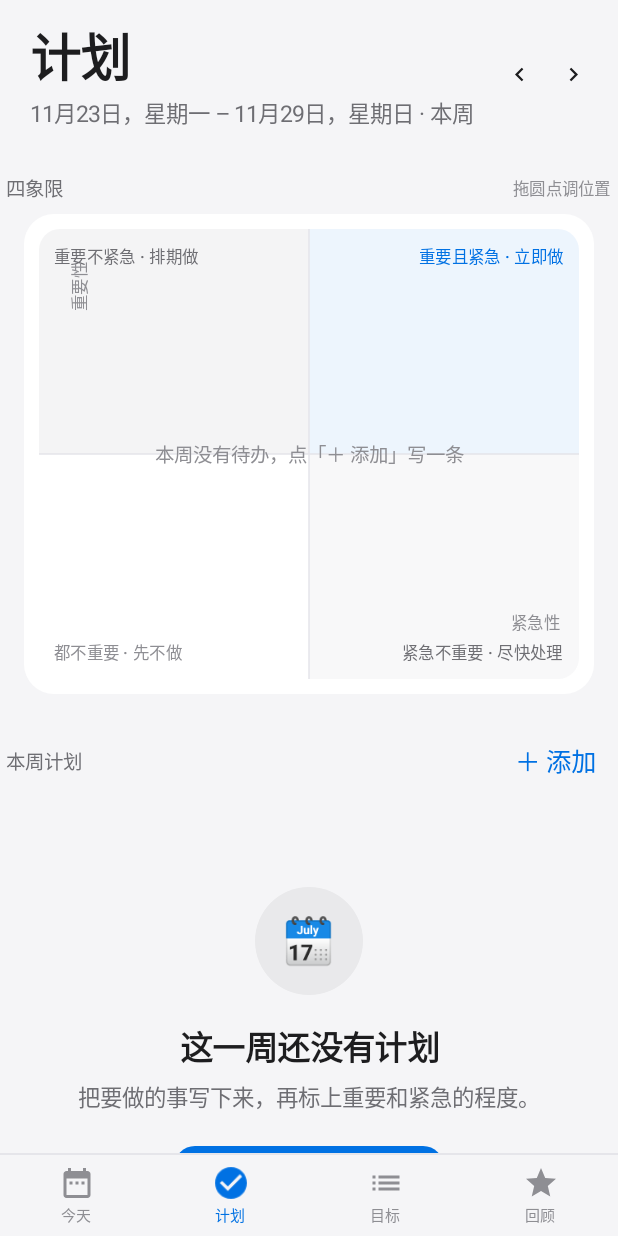
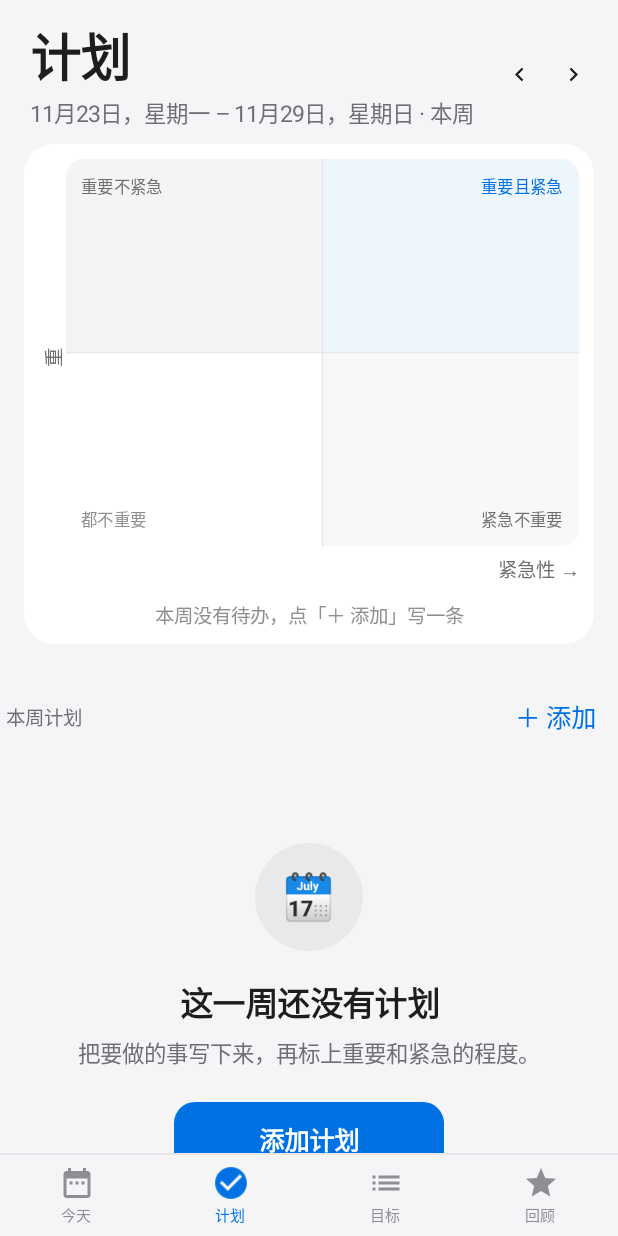
Before and after one commit to zykkkl/youjin, an Android app built with Jetpack Compose: the screen it shows after launch (MainActivity), item 2 of the bottom bar chosen, on a phone screen of 412 x 824 dp. Run offline under Robolectric (Android 15) with nearby library versions, the phone set to English and light mode, and no system bars; our stand-ins replace Room's generated code; 1 statement that could not run was skipped.

Commit message:
计划页坐标图排版修正（v0.4.1）
- 纵轴「重要性」移到坐标区左侧，横轴「紧急性」移到坐标区下方，加大字号与对比，不再与象限名称挤在一起
- 象限标注简化为「重要且紧急 / 重要不紧急 / 紧急不重要 / 都不重要」
- 去掉多余的「四象限」小节标题（拖动提示合并到坐标图下方）
- 空态提示「本周没有待办…」从坐标区内部移到坐标图下方

```diff
--- a/app/build.gradle.kts
+++ b/app/build.gradle.kts
@@ -32,8 +32,8 @@ android {
         applicationId = "com.youjin.app"
         minSdk = 26
         targetSdk = 35
-        versionCode = 11
-        versionName = "0.4.0"
+        versionCode = 12
+        versionName = "0.4.1"
     }
 
     signingConfigs {
--- a/app/src/main/java/com/youjin/app/ui/plans/PlanScreen.kt
+++ b/app/src/main/java/com/youjin/app/ui/plans/PlanScreen.kt
@@ -45,6 +45,7 @@ import androidx.compose.ui.graphics.StrokeCap
 import androidx.compose.ui.graphics.drawscope.Stroke
 import androidx.compose.ui.input.pointer.pointerInput
 import androidx.compose.ui.platform.LocalDensity
+import androidx.compose.ui.text.style.TextAlign
 import androidx.compose.ui.text.style.TextDecoration
 import androidx.compose.ui.unit.IntOffset
 import androidx.compose.ui.unit.dp
@@ -128,19 +129,8 @@ fun PlanScreen(vm: PlanViewModel) {
             }
         }
 
-        AppleSectionHeader(
-            text = "四象限",
-            trailing = {
-                Text(
-                    text = "拖圆点调位置",
-                    style = MaterialTheme.typography.labelSmall,
-                    color = p.tertiaryLabel,
-                )
-            },
-        )
-
         AppleCard(
-            modifier = Modifier.padding(horizontal = 16.dp),
+            modifier = Modifier.padding(horizontal = 16.dp, vertical = 4.dp),
             contentPadding = androidx.compose.foundation.layout.PaddingValues(10.dp),
         ) {
             EisenhowerMatrix(
@@ -368,20 +358,39 @@ private fun EisenhowerMatrix(
 ) {
     val p = AppleTheme.colors
     val density = LocalDensity.current
+    val plotHeight = 258.dp
+
+    Column {
+        Row(Modifier.fillMaxWidth()) {
+            // 纵轴标签放在坐标区外，避免与象限标注挤在一起
+            Box(
+                modifier = Modifier
+                    .width(18.dp)
+                    .height(plotHeight),
+                contentAlignment = Alignment.Center,
+            ) {
+                Text(
+                    text = "重要性",
+                    modifier = Modifier.rotate(-90f),
+                    style = MaterialTheme.typography.labelMedium,
+                    color = p.secondaryLabel,
+                    maxLines = 1,
+                )
+            }
+
             BoxWithConstraints(
                 modifier = Modifier
-            .fillMaxWidth()
-            .height(300.dp)
-            .clip(RoundedCornerShape(14.dp)),
+                    .weight(1f)
+                    .height(plotHeight)
+                    .clip(RoundedCornerShape(12.dp)),
             ) {
                 val plotW = with(density) { maxWidth.toPx() }
                 val plotH = with(density) { maxHeight.toPx() }
-        val edge = with(density) { 14.dp.toPx() }
+                val edge = with(density) { 16.dp.toPx() }
 
                 Canvas(Modifier.fillMaxSize()) {
                     val halfW = size.width / 2f
                     val halfH = size.height / 2f
-            // 右上：重要且紧急（唯一的强调色，克制使用）
                     drawRect(
                         color = p.blue.copy(alpha = 0.07f),
                         topLeft = Offset(halfW, 0f),
@@ -402,54 +411,29 @@ private fun EisenhowerMatrix(
                 }
 
                 Text(
-            text = "重要且紧急 · 立即做",
-            modifier = Modifier.align(Alignment.TopEnd).padding(10.dp),
+                    text = "重要且紧急",
+                    modifier = Modifier.align(Alignment.TopEnd).padding(top = 10.dp, end = 10.dp),
                     style = MaterialTheme.typography.labelSmall,
                     color = p.blue,
                 )
                 Text(
-            text = "重要不紧急 · 排期做",
-            modifier = Modifier.align(Alignment.TopStart).padding(10.dp),
+                    text = "重要不紧急",
+                    modifier = Modifier.align(Alignment.TopStart).padding(top = 10.dp, start = 10.dp),
                     style = MaterialTheme.typography.labelSmall,
                     color = p.secondaryLabel,
                 )
                 Text(
-            text = "紧急不重要 · 尽快处理",
-            modifier = Modifier.align(Alignment.BottomEnd).padding(10.dp),
+                    text = "紧急不重要",
+                    modifier = Modifier.align(Alignment.BottomEnd).padding(bottom = 10.dp, end = 10.dp),
                     style = MaterialTheme.typography.labelSmall,
                     color = p.secondaryLabel,
                 )
                 Text(
-            text = "都不重要 · 先不做",
-            modifier = Modifier.align(Alignment.BottomStart).padding(10.dp),
+                    text = "都不重要",
+                    modifier = Modifier.align(Alignment.BottomStart).padding(bottom = 10.dp, start = 10.dp),
                     style = MaterialTheme.typography.labelSmall,
                     color = p.tertiaryLabel,
                 )
-
-        Text(
-            text = "紧急性",
-            modifier = Modifier.align(Alignment.BottomEnd).padding(end = 12.dp, bottom = 30.dp),
-            style = MaterialTheme.typography.labelSmall,
-            color = p.tertiaryLabel,
-        )
-        Text(
-            text = "重要性",
-            modifier = Modifier
-                .align(Alignment.TopStart)
-                .padding(start = 10.dp, top = 30.dp)
-                .rotate(-90f),
-            style = MaterialTheme.typography.labelSmall,
-            color = p.tertiaryLabel,
-        )
-
-        if (items.isEmpty()) {
-            Text(
-                text = "本周没有待办，点「＋ 添加」写一条",
-                modifier = Modifier.align(Alignment.Center).padding(horizontal = 24.dp),
-                style = MaterialTheme.typography.bodySmall,
-                color = p.tertiaryLabel,
-            )
-        }
 
                 items.forEach { item ->
                     val position = overrides[item.id] ?: (item.importance to item.urgency)
@@ -496,6 +480,43 @@ private fun EisenhowerMatrix(
                             drawCircle(color = dotColor, radius = size.minDimension / 2f - 1.5.dp.toPx())
                         }
                     }
+                }
+            }
+        }
+
+        Row(
+            modifier = Modifier
+                .fillMaxWidth()
+                .padding(top = 6.dp),
+            horizontalArrangement = Arrangement.End,
+        ) {
+            Text(
+                text = "紧急性 →",
+                style = MaterialTheme.typography.labelMedium,
+                color = p.secondaryLabel,
+            )
+        }
+
+        if (items.isEmpty()) {
+            Text(
+                text = "本周没有待办，点「＋ 添加」写一条",
+                modifier = Modifier
+                    .fillMaxWidth()
+                    .padding(top = 12.dp),
+                style = MaterialTheme.typography.bodySmall,
+                color = p.tertiaryLabel,
+                textAlign = TextAlign.Center,
+            )
+        } else {
+            Text(
+                text = "拖动圆点可调整位置",
+                modifier = Modifier
+                    .fillMaxWidth()
+                    .padding(top = 10.dp),
+                style = MaterialTheme.typography.labelSmall,
+                color = p.tertiaryLabel,
+                textAlign = TextAlign.End,
+            )
         }
     }
 }
```
Lines whose indentation alone changed are shown as unchanged.
